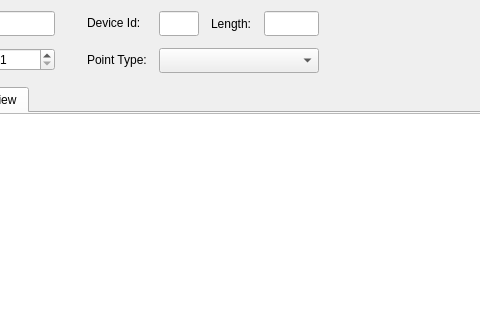
Qt form omodscan/dialogs/dialogaddressscan.ui (sanny32/OpenModScan) before a commit; both pictures show x 138 to 618 and y 0 to 320 of the 940 by 480 pixel window.
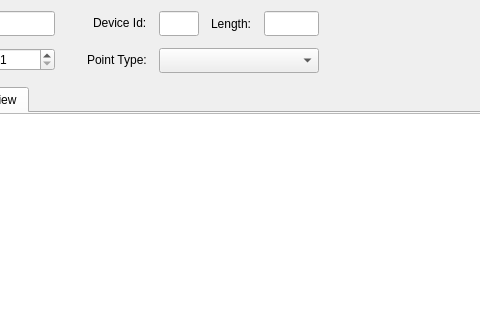
The same form after that commit. Icons and pictures are not drawn. Custom widgets are drawn as their Qt base class.

Commit message: Correct dialog address scan

The edit to the form file:
```diff
--- a/omodscan/dialogs/dialogaddressscan.ui
+++ b/omodscan/dialogs/dialogaddressscan.ui
@@ -112,6 +112,9 @@
      </item>
      <item>
       <layout class="QFormLayout" name="formLayout_3">
+       <property name="labelAlignment">
+        <set>Qt::AlignRight|Qt::AlignTrailing|Qt::AlignVCenter</set>
+       </property>
        <item row="0" column="1">
         <layout class="QHBoxLayout" name="horizontalLayout_5">
          <item>
@@ -171,19 +174,6 @@
            </property>
           </widget>
          </item>
-         <item>
-          <spacer name="horizontalSpacer_4">
-           <property name="orientation">
-            <enum>Qt::Horizontal</enum>
-           </property>
-           <property name="sizeHint" stdset="0">
-            <size>
-             <width>40</width>
-             <height>20</height>
-            </size>
-           </property>
-          </spacer>
-         </item>
         </layout>
        </item>
        <item row="2" column="0">
```
Left out of the diff: 10 changed lines with no effect on the pictures. The commit also changes 3 other files.
